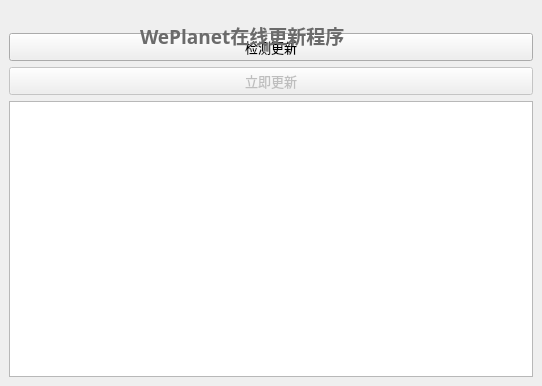
csthenry/autoupdate-for-qt, file mainwindow.ui: the form before one commit.
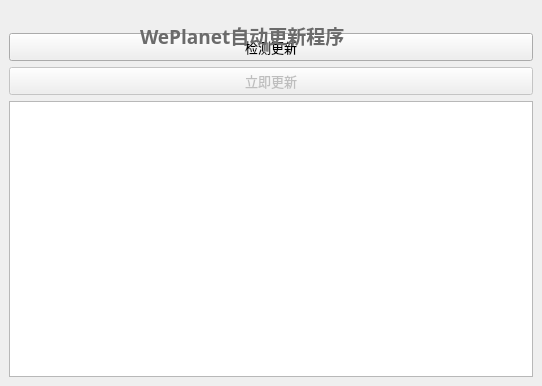
The form after the commit. Icons and pictures are not drawn.

Commit message: 优化更新流程，修复Zip更新模式。

```diff
--- a/mainwindow.ui
+++ b/mainwindow.ui
@@ -84,7 +84,7 @@
      </font>
     </property>
     <property name="text">
-     <string>&lt;html&gt;&lt;head/&gt;&lt;body&gt;&lt;p&gt;&lt;span style=&quot; font-weight:700; color:#6b6b6b;&quot;&gt;WePlanet在线更新程序&lt;/span&gt;&lt;/p&gt;&lt;/body&gt;&lt;/html&gt;</string>
+     <string>&lt;html&gt;&lt;head/&gt;&lt;body&gt;&lt;p&gt;&lt;span style=&quot; font-weight:700; color:#6b6b6b;&quot;&gt;WePlanet自动更新程序&lt;/span&gt;&lt;/p&gt;&lt;/body&gt;&lt;/html&gt;</string>
     </property>
    </widget>
    <zorder>label</zorder>
```
Left out of the diff: 6 changed lines with no effect on the pictures. The commit also changes 36 other files.
